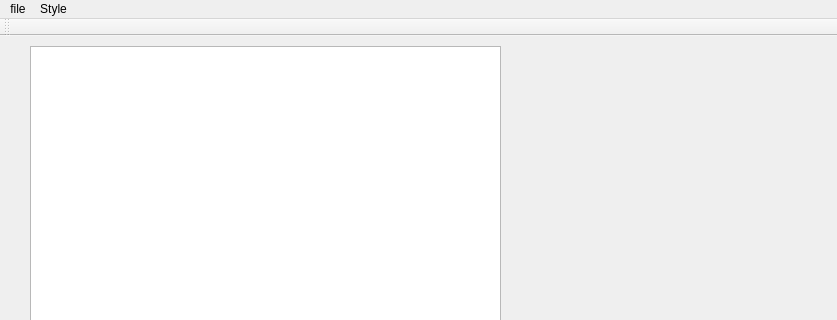
Old version of the form mainwindow.ui in the repository Frugtoy/VegaTextEditor; both pictures show x 0 to 837 and y 0 to 320 of the 837 by 487 pixel window.
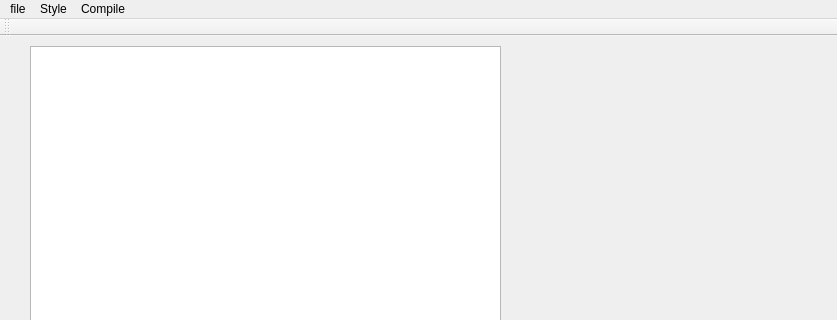
New version of the form.

Diff of the .ui file:
```diff
--- a/mainwindow.ui
+++ b/mainwindow.ui
@@ -53,8 +53,14 @@
     <addaction name="separator"/>
     <addaction name="Change_Background_Color"/>
    </widget>
+   <widget class="QMenu" name="del">
+    <property name="title">
+     <string>Compile</string>
+    </property>
+   </widget>
    <addaction name="menufile"/>
    <addaction name="Font_Style"/>
+   <addaction name="del"/>
   </widget>
   <widget class="QToolBar" name="mainToolBar">
    <attribute name="toolBarArea">
```
Left out of the diff: 12 changed lines with no effect on the pictures.
